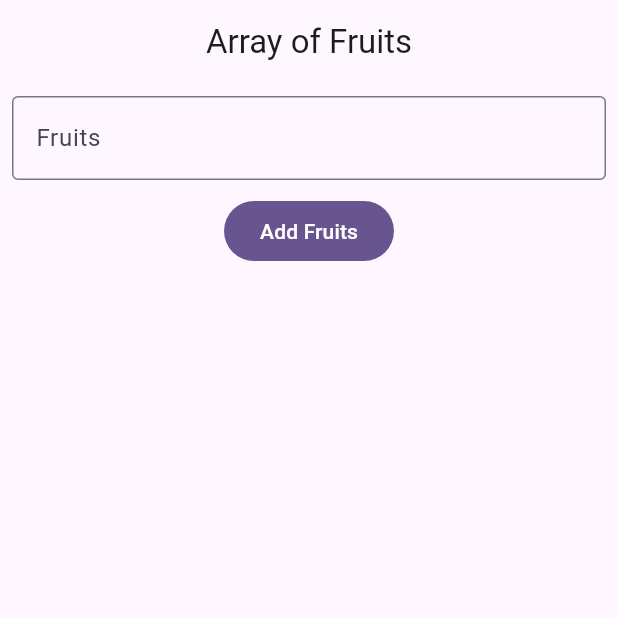
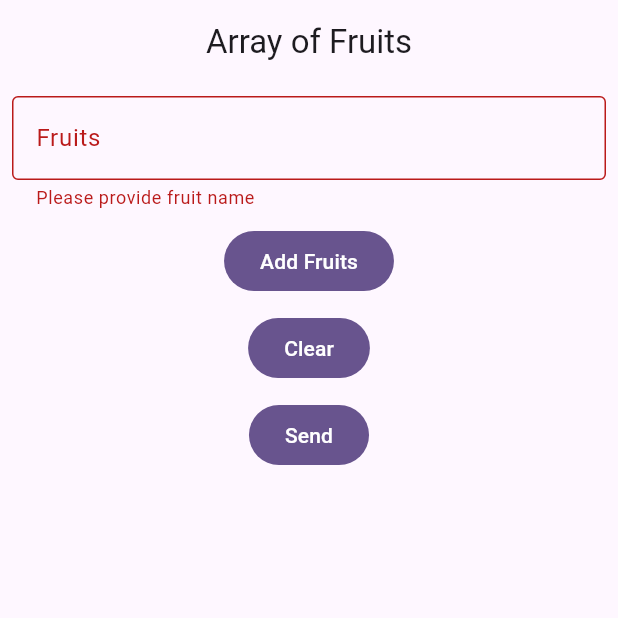
Before and after one commit to ArunPandeyLaudari/BookMyTrip_App, a Flutter app: the screen it shows after launch, after a tap on "Add Fruits", on a phone screen of 412 x 824 dp, the top half of it. Run offline on Flutter 3.47's test engine with Material 3 defaults, Android fonts, the light colour scheme and no system bars.

Commit message:
navigation and data send from one page to another

```diff
--- a/lib/navigate/first_screen.dart
+++ b/lib/navigate/first_screen.dart
@@ -1,8 +1,12 @@
 // import 'package:bookmy_trip/navigate/second_screen.dart';
+import 'package:bookmy_trip/navigate/second_screen.dart';
 import 'package:flutter/material.dart';
 
 class FirstScreen extends StatefulWidget {
-  const FirstScreen({super.key});
+
+   const FirstScreen({super.key});
+
+
 
   @override
   State<FirstScreen> createState() => _FirstScreenState();
@@ -10,7 +14,8 @@ class FirstScreen extends StatefulWidget {
 
 class _FirstScreenState extends State<FirstScreen> {
 
-//  final GlobalKey<FormState> _fruitnameFromKey = GlobalKey();
+ final List<String> fruitname=[];
+ final GlobalKey<FormState> _addFruitFromKey = GlobalKey();
 
   @override
   Widget build(BuildContext context) {
@@ -25,12 +30,15 @@ class _FirstScreenState extends State<FirstScreen> {
         padding: const EdgeInsets.all(8.0),
         child: Column(
           children: [
-            Form(child:
+            Form(
+              key: _addFruitFromKey,
+            child:
             Column(
               spacing: 10,
               crossAxisAlignment: CrossAxisAlignment.center,
               children: [
                 TextFormField(
+
                   decoration: InputDecoration(
                     border: OutlineInputBorder(),labelText: "Fruits"
                   ),
@@ -45,14 +53,45 @@ class _FirstScreenState extends State<FirstScreen> {
                       return null;
                     }
                   },
+
+                  onSaved: (newValue) {
+                    if (newValue !=null){
+                      setState(() {
+                        fruitname.add(newValue);
+                      });
+                    }
+                  },
                 ),
 
-                FilledButton(onPressed: (){}, child:Text('Add Fruits'))
+                FilledButton(onPressed: (){
+                  if(!_addFruitFromKey.currentState!.validate()){
+                    return;
+                  }
 
+                  _addFruitFromKey.currentState!.save();
+                }, child:Text('Add Fruits')),
+
+                FilledButton(onPressed: (){
+                  setState(() {
+                    fruitname.clear();
+                  });
+
+                }, child: Text("Clear")),
+
+                 FilledButton(onPressed: (){
+                Navigator.of(context).push(MaterialPageRoute(builder: (context) => SecondScreen(fruitname: fruitname),));
+
+                }, child: Text("Send"))
               ],
+            )
+            ),
 
-            )
-
+            SizedBox(
+              height: 200,
+              child: ListView.builder(itemBuilder: (context, index) =>
+              Text(fruitname[index]),
+              itemCount: fruitname.length,
+              ),
             )
           ],
         ),
```
Also changed, not shown: lib/navigate/second_screen.dart (+10 -4 lines).
